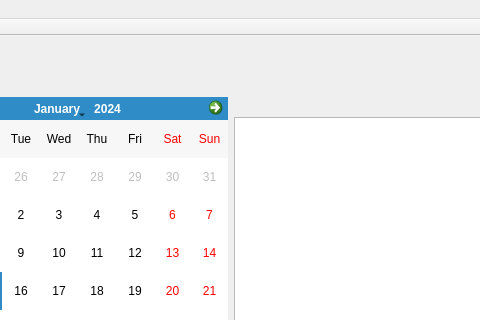
Old version of the form mainwindow.ui in the repository AustinBower/HotelProject; both pictures show x 115 to 595 and y 0 to 320 of the 713 by 466 pixel window.
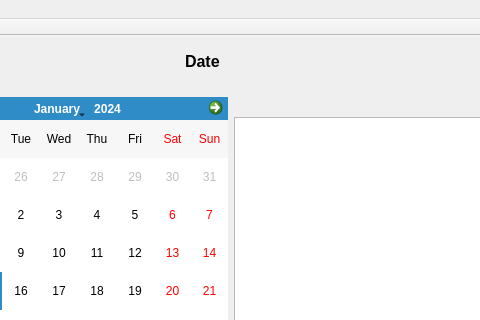
New version of the form.

The edit to the form file:
```diff
--- a/mainwindow.ui
+++ b/mainwindow.ui
@@ -43,6 +43,26 @@
      </item>
     </layout>
    </widget>
+   <widget class="QLabel" name="label">
+    <property name="geometry">
+     <rect>
+      <x>300</x>
+      <y>10</y>
+      <width>111</width>
+      <height>31</height>
+     </rect>
+    </property>
+    <property name="font">
+     <font>
+      <pointsize>12</pointsize>
+      <weight>75</weight>
+      <bold>true</bold>
+     </font>
+    </property>
+    <property name="text">
+     <string>Date</string>
+    </property>
+   </widget>
   </widget>
   <widget class="QMenuBar" name="menuBar">
    <property name="geometry">
```
Left out of the diff: 4 changed lines with no effect on the pictures.
